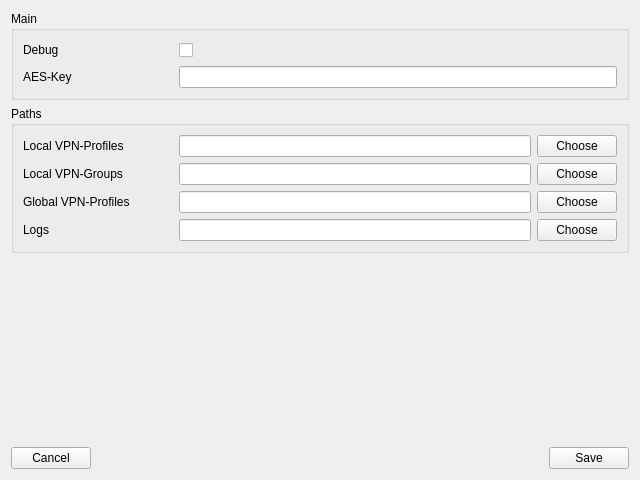
The window that vpnsetting.ui (theinvisible/openfortigui) describes before a commit, drawn with Qt 5.
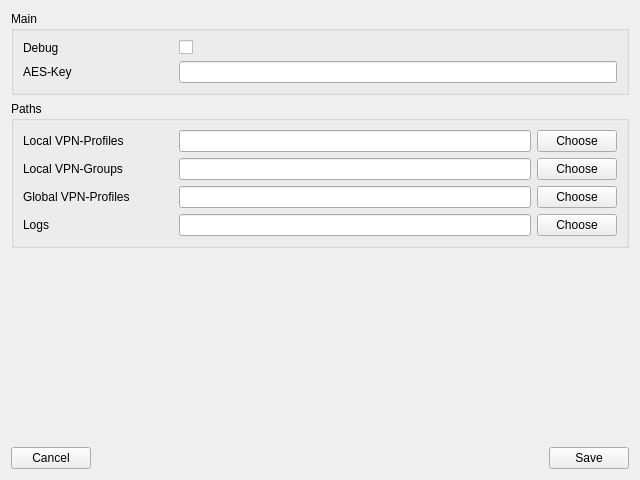
The same window after the commit.

Commit message: Layout update for nicer look on KDE

```diff
--- a/vpnsetting.ui
+++ b/vpnsetting.ui
@@ -37,6 +37,12 @@
         </item>
         <item row="1" column="0">
          <widget class="QLabel" name="label_2">
+          <property name="minimumSize">
+           <size>
+            <width>150</width>
+            <height>0</height>
+           </size>
+          </property>
           <property name="text">
            <string>AES-Key</string>
           </property>
@@ -45,7 +51,7 @@
         <item row="0" column="1">
          <widget class="QCheckBox" name="cbDebug">
           <property name="text">
-           <string> </string>
+           <string/>
           </property>
          </widget>
         </item>
@@ -80,6 +86,12 @@
         </item>
         <item row="1" column="0">
          <widget class="QLabel" name="label_4">
+          <property name="minimumSize">
+           <size>
+            <width>150</width>
+            <height>0</height>
+           </size>
+          </property>
           <property name="text">
            <string>Local VPN-Groups</string>
           </property>
@@ -87,6 +99,12 @@
         </item>
         <item row="2" column="0">
          <widget class="QLabel" name="label_5">
+          <property name="minimumSize">
+           <size>
+            <width>150</width>
+            <height>0</height>
+           </size>
+          </property>
           <property name="text">
            <string>Global VPN-Profiles</string>
           </property>
@@ -94,6 +112,12 @@
         </item>
         <item row="3" column="0">
          <widget class="QLabel" name="label_6">
+          <property name="minimumSize">
+           <size>
+            <width>150</width>
+            <height>0</height>
+           </size>
+          </property>
           <property name="text">
            <string>Logs</string>
           </property>
```
The commit also changes 3 other files.
